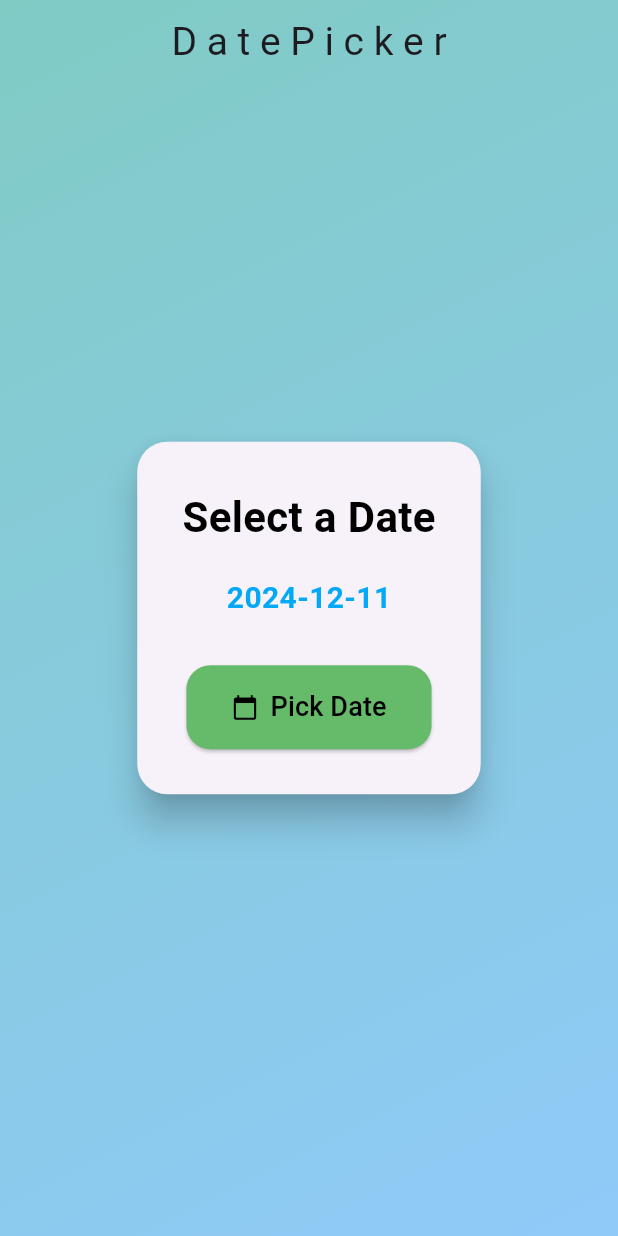
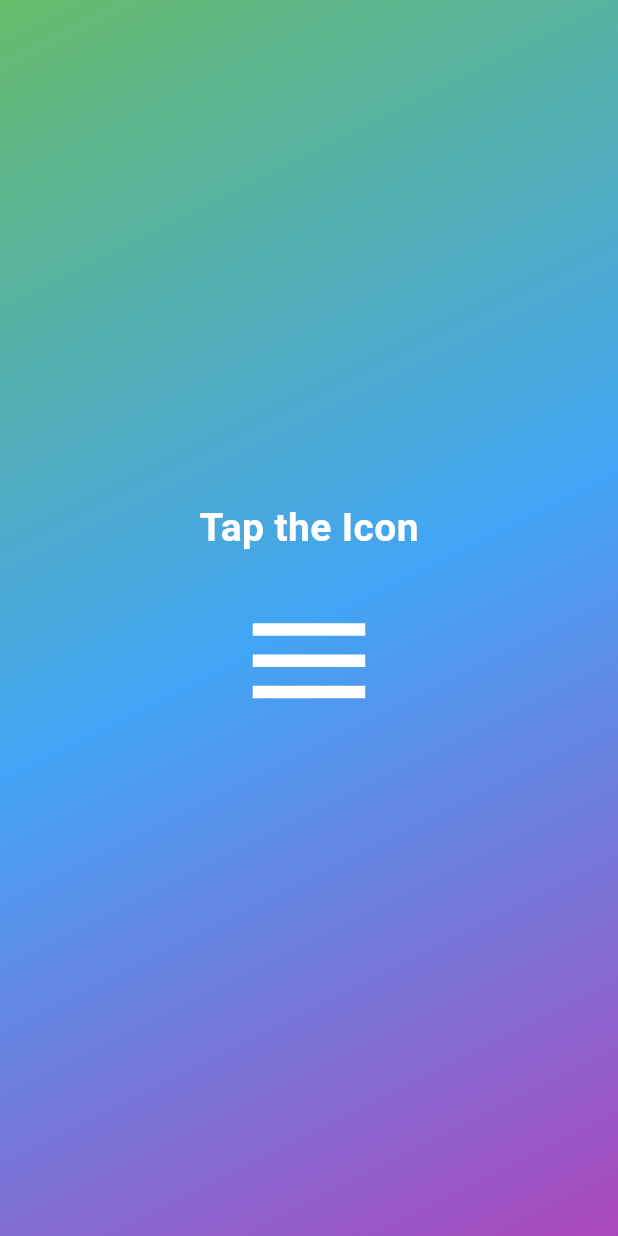
Before and after one commit to ozcann159/flutter_tricks, a Flutter app: the screen it shows after launch, on a phone screen of 412 x 824 dp. Run offline on Flutter 3.47's test engine with Material 3 defaults, Android fonts, the phone set to English and light mode, and no system bars.

Commit message:
animated widget

```diff
--- a/lib/main.dart
+++ b/lib/main.dart
@@ -1,4 +1,6 @@
 import 'package:flutter/material.dart';
+import 'package:flutter_tricks/widgets/animated.dart';
+
 import 'package:flutter_tricks/widgets/date_picker.dart';
 import 'package:flutter_tricks/widgets/drawer.dart';
 
@@ -13,7 +15,7 @@ class MainApp extends StatelessWidget {
   Widget build(BuildContext context) {
     return const MaterialApp(
       debugShowCheckedModeBanner: false,
-      home: MyDatePicker(),
+      home: Animated(),
     );
   }
 }
--- /dev/null
+++ b/lib/widgets/animated.dart
@@ -0,0 +1,85 @@
+import 'package:flutter/material.dart';
+
+class Animated extends StatefulWidget {
+  const Animated({Key? key}) : super(key: key);
+
+  @override
+  _AnimatedState createState() => _AnimatedState();
+}
+
+class _AnimatedState extends State<Animated>
+    with SingleTickerProviderStateMixin {
+  late AnimationController _controller;
+  bool _isOpen = false;
+
+  @override
+  void initState() {
+    super.initState();
+    _controller = AnimationController(
+      duration: Duration(microseconds: 300),
+      vsync: this,
+    );
+  }
+
+  void _toggleIcon() {
+    setState(() {
+      _isOpen = !_isOpen;
+      if (_isOpen) {
+        _controller.forward();
+      } else {
+        _controller.reverse();
+      }
+    });
+  }
+
+  @override
+  void dispose() {
+    _controller.dispose();
+    super.dispose();
+  }
+
+  Widget build(BuildContext context) {
+    return Scaffold(
+      body: Container(
+        decoration: BoxDecoration(
+          gradient: LinearGradient(
+            colors: [
+              Colors.green[400]!,
+              Colors.blue[400]!,
+              Colors.purple[400]!
+            ],
+            begin: Alignment.topLeft,
+            end: Alignment.bottomRight,
+          ),
+        ),
+        child: Center(
+          child: Column(
+            mainAxisAlignment: MainAxisAlignment.center,
+            children: [
+              Text(
+                'Tap the Icon',
+                style: TextStyle(
+                  fontSize: 26,
+                  fontWeight: FontWeight.bold,
+                  color: Colors.white,
+                ),
+              ),
+              SizedBox(
+                height: 20,
+              ),
+              GestureDetector(
+                onTap: _toggleIcon,
+                child: AnimatedIcon(
+                  icon: AnimatedIcons.menu_close,
+                  progress: _controller,
+                  size: 100.0,
+                  color: Colors.white,
+                ),
+              )
+            ],
+          ),
+        ),
+      ),
+    );
+  }
+}
```
